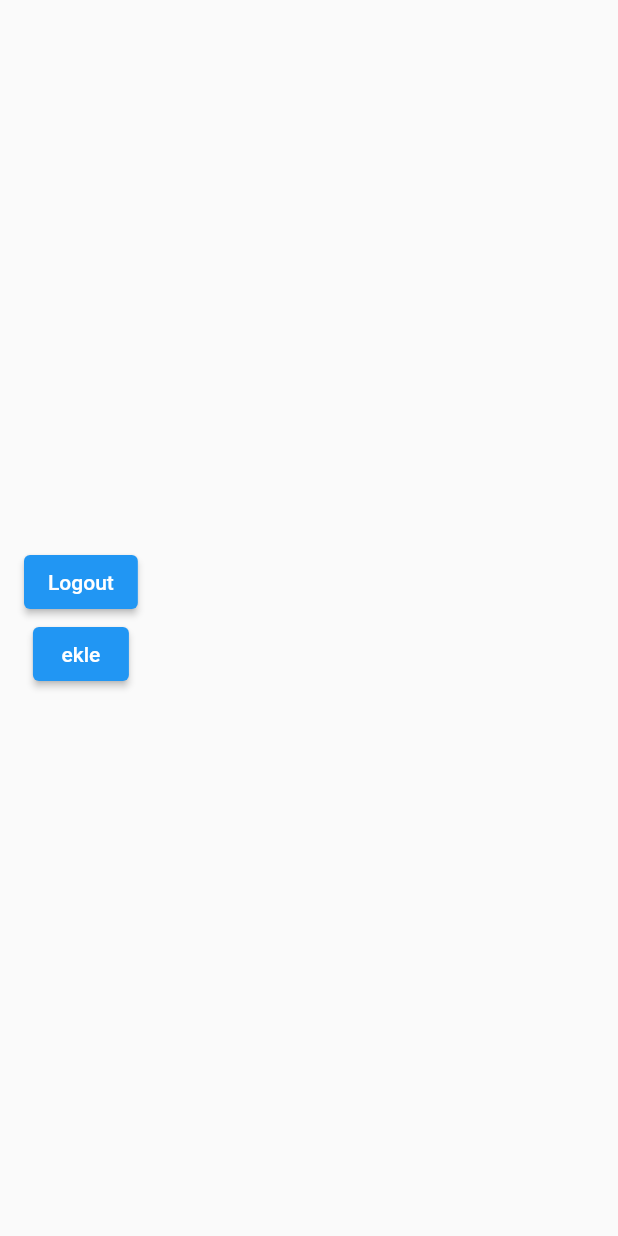
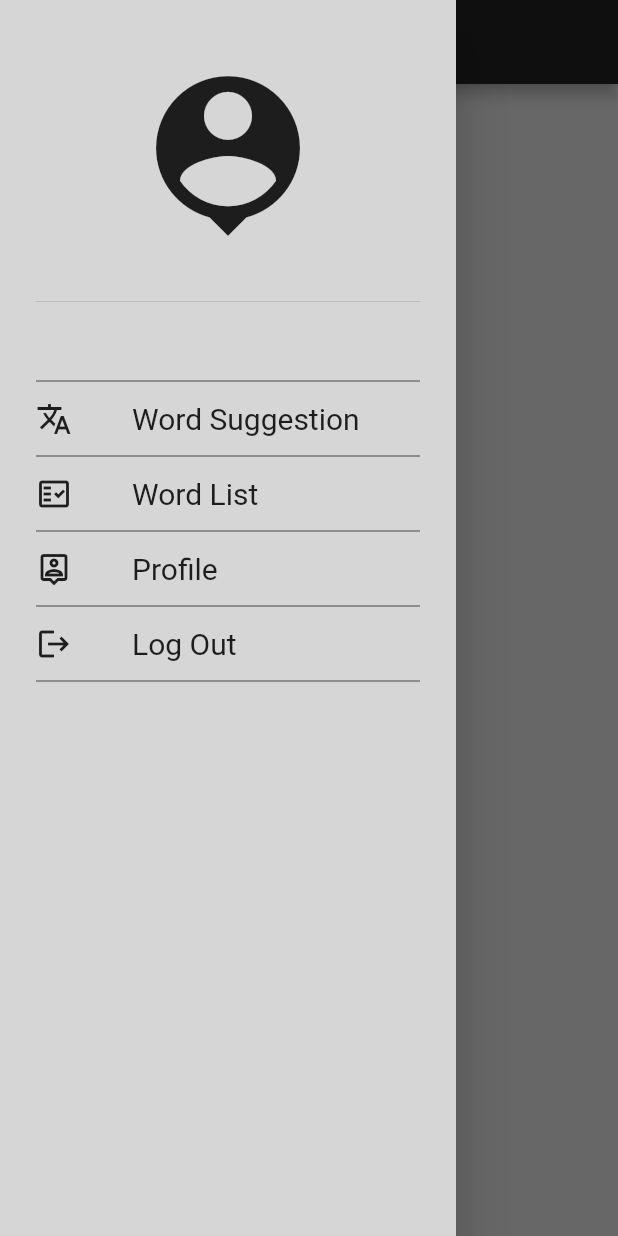
Before and after one commit to gyoyen/Word_Suggestion, a Flutter app: the screen it shows once a user with an empty profile is signed in, with the side drawer open (before the commit the screen has no drawer), on a phone screen of 412 x 824 dp. Run offline on Flutter 3.47's test engine with Material 2 defaults, Android fonts, the light colour scheme and no system bars; our stand-ins replace firebase_auth, firebase_core, firebase_database; accounts and stored records are empty.

Commit message:
Classic 'Drawer' design done and added to 'home_screen' AppBar.

```diff
--- /dev/null
+++ b/lib/drawer/drawer_header.dart
@@ -0,0 +1,37 @@
+import 'package:firebase_auth/firebase_auth.dart';
+import 'package:flutter/material.dart';
+
+class MyDrawerHeader extends StatelessWidget {
+  const MyDrawerHeader({Key? key}) : super(key: key);
+
+  @override
+  Widget build(BuildContext context) {
+    return DrawerHeader(
+      padding: const EdgeInsets.all(0),
+      child: Column(
+        crossAxisAlignment: CrossAxisAlignment.start,
+        children: <Widget>[
+          Container(
+            alignment: Alignment.center,
+            child: LayoutBuilder(
+              builder: (context, constraint) {
+                return Icon(
+                  Icons.person_pin,
+                  size: constraint.biggest.shortestSide * 0.5,
+                );
+              },
+            ),
+          ),
+          const Spacer(),
+          Container(
+            alignment: Alignment.center,
+            child: Text(
+              FirebaseAuth.instance.currentUser!.email.toString(),
+              style: const TextStyle(color: Colors.black),
+            ),
+          ),
+        ],
+      ),
+    );
+  }
+}
--- /dev/null
+++ b/lib/drawer/drawer_item.dart
@@ -0,0 +1,38 @@
+import 'package:flutter/material.dart';
+
+class DrawerItem extends StatelessWidget {
+  const DrawerItem({
+    Key? key,
+    required this.name,
+    required this.icn,
+    required this.onPressed,
+  }) : super(key: key);
+
+  final String name;
+  final Icon icn;
+  final Function() onPressed;
+
+  @override
+  Widget build(BuildContext context) {
+    return InkWell(
+      onTap: onPressed,
+      child: SizedBox(
+        height: 40,
+        child: Row(
+          children: [
+            icn,
+            const SizedBox(
+              width: 40,
+            ),
+            Text(
+              name,
+              style: const TextStyle(
+                fontSize: 20,
+              ),
+            ),
+          ],
+        ),
+      ),
+    );
+  }
+}
--- /dev/null
+++ b/lib/drawer/drawer_sidebar.dart
@@ -0,0 +1,92 @@
+import 'package:firebase_auth/firebase_auth.dart';
+import 'package:flutter/material.dart';
+import 'package:word_suggestion/drawer/drawer_header.dart';
+
+import 'drawer_item.dart';
+
+class DrawerSidebar extends StatelessWidget {
+  const DrawerSidebar({Key? key}) : super(key: key);
+
+  @override
+  Widget build(BuildContext context) {
+    return Drawer(
+      child: Container(
+        color: Colors.grey[350],
+        child: ListView(
+          padding: const EdgeInsets.fromLTRB(24, 40, 24, 0),
+          children: [
+            const MyDrawerHeader(),
+            const SizedBox(
+              height: 40,
+            ),
+            const Divider(
+              thickness: 1,
+              height: 10,
+              color: Colors.black45,
+            ),
+            DrawerItem(
+              name: "Word Suggestion",
+              icn: const Icon(Icons.translate),
+              onPressed: () => onItemPressed(context, index: 1),
+            ),
+            const Divider(
+              thickness: 1,
+              height: 10,
+              color: Colors.black45,
+            ),
+            DrawerItem(
+              name: "Word List",
+              icn: const Icon(Icons.fact_check_outlined),
+              onPressed: () => onItemPressed(context, index: 2),
+            ),
+            const Divider(
+              thickness: 1,
+              height: 10,
+              color: Colors.black45,
+            ),
+            DrawerItem(
+              name: "Profile",
+              icn: const Icon(Icons.person_pin_outlined),
+              onPressed: () => onItemPressed(context, index: 3),
+            ),
+            const Divider(
+              thickness: 1,
+              height: 10,
+              color: Colors.black45,
+            ),
+            DrawerItem(
+              name: "Log Out",
+              icn: const Icon(Icons.logout),
+              onPressed: () => onItemPressed(context, index: 0),
+            ),
+            const Divider(
+              thickness: 1,
+              height: 10,
+              color: Colors.black45,
+            ),
+          ],
+        ),
+      ),
+    );
+  }
+
+  void onItemPressed(BuildContext context, {required int index}) {
+    //Navigator.pop(context);
+
+    switch (index) {
+      case 0:
+        FirebaseAuth.instance.signOut();
+        break;
+      case 1:
+        //Navigator.push
+        break;
+      case 2:
+        break;
+      case 3:
+        break;
+      default:
+        FirebaseAuth.instance.signOut();
+        break;
+    }
+  }
+}
--- a/lib/screens/home_screen.dart
+++ b/lib/screens/home_screen.dart
@@ -1,6 +1,5 @@
-import 'package:firebase_auth/firebase_auth.dart';
-import 'package:firebase_database/firebase_database.dart';
 import 'package:flutter/material.dart';
+import 'package:word_suggestion/drawer/drawer_sidebar.dart';
 
 class HomeScreen extends StatefulWidget {
   const HomeScreen({
@@ -15,45 +14,12 @@ class _HomeScreenState extends State<HomeScreen> {
   @override
   Widget build(BuildContext context) {
     return Scaffold(
-      body: Padding(
-        padding: const EdgeInsets.all(16),
-        child: Column(
-          mainAxisAlignment: MainAxisAlignment.center,
-          children: [
-            ElevatedButton(
-              onPressed: () async => await FirebaseAuth.instance.signOut(),
-              child: Text("Logout"),
-            ),
-            ElevatedButton(
-              onPressed: () async {
-                try {
-                  User? user = FirebaseAuth.instance.currentUser;
-
-                  print(user);
-
-                  final ref = FirebaseDatabase.instance
-                      .ref()
-                      .child("Users/${user!.uid}");
-
-                  print(ref);
-
-                  await ref.set({
-                    "Name": "nme",
-                    "Surname": "snme",
-                    "BirthDate": "bdt",
-                    "Email": "eml",
-                  });
-                  print("eklendi");
-                } on FirebaseException catch (e) {
-                  print(
-                      "HATAAAAAAAAAAAAAAAAAAAAAAAAAAAAAAAAAAAAAAAAAAAAAAAAAAAAAAAAAAAAAA___________________________________");
-                  print(e);
-                }
-              },
-              child: Text("ekle"),
-            ),
-          ],
-        ),
+      backgroundColor: Colors.grey[300],
+      drawer: const DrawerSidebar(),
+      appBar: AppBar(
+        centerTitle: true,
+        backgroundColor: Colors.grey[900],
+        title: const Text("Word Suggestion"),
       ),
     );
   }
--- a/lib/screens/verify_screen.dart
+++ b/lib/screens/verify_screen.dart
@@ -132,14 +132,8 @@ class _VerifyScreenState extends State<VerifyScreen> {
                         fontSize: 24,
                       ),
                     ),
-                      onPressed: () {
-                        if (widget.prevScreen == "register_screen") {
-                          FirebaseAuth.instance.signOut();
-                          //Navigator.pop(context);
-                        } else {
-                          FirebaseAuth.instance.signOut();
-                        }
-                      }),
+                    onPressed: () => FirebaseAuth.instance.signOut(),
+                  ),
                 ],
               ),
             ),
```
Lines whose indentation alone changed are shown as unchanged.
